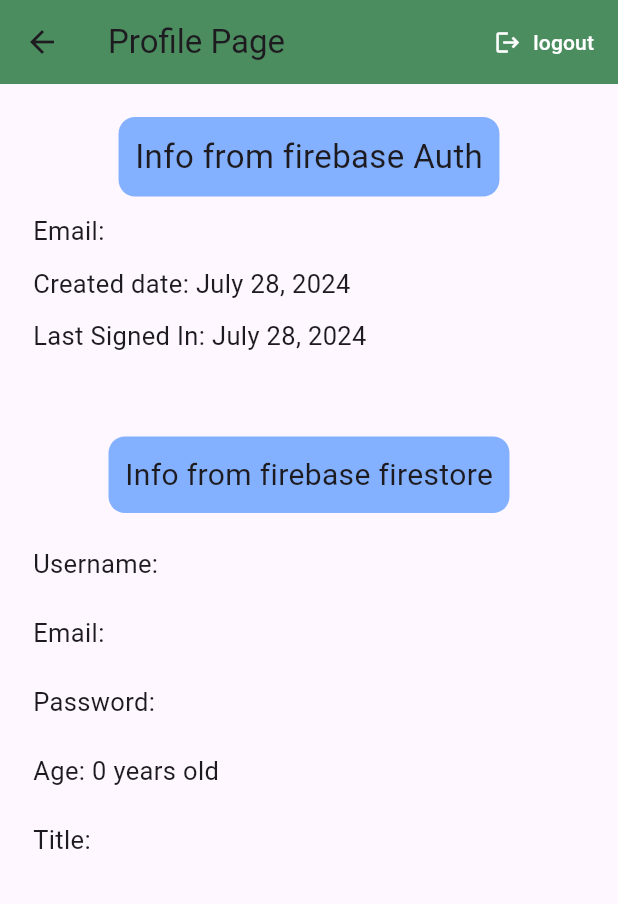
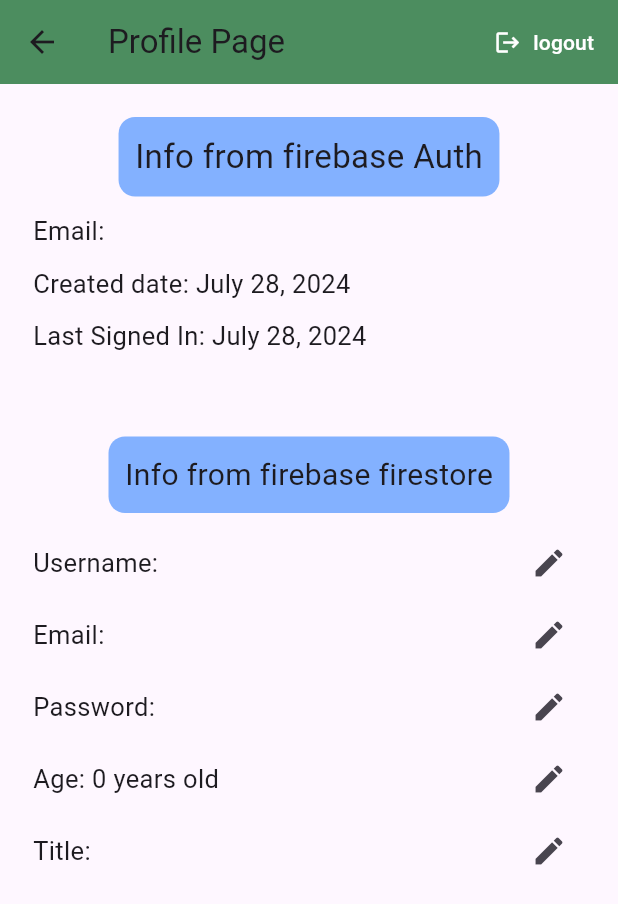
Before and after one commit to sherifshouaib/flower_app, a Flutter app: the screen it shows once a user with an empty profile is signed in, in the side drawer, after a tap on "Profile Page", on a phone screen of 412 x 824 dp. Shown: the top 904 px of the screen. Run offline on Flutter 3.47's test engine with Material 3 defaults, Android fonts, the phone set to English and light mode, and no system bars; our stand-ins replace cloud_firestore, firebase_auth, firebase_core, flutter_svg, google_sign_in; accounts and stored records are empty.

Commit message:
update_data_in_firestore

```diff
--- a/lib/pages/profile_page.dart
+++ b/lib/pages/profile_page.dart
@@ -42,6 +42,7 @@ class _ProfilePageState extends State<ProfilePage> {
       ),
       body: Padding(
         padding: const EdgeInsets.all(22),
+        child: SingleChildScrollView(
           child: Column(
             crossAxisAlignment: CrossAxisAlignment.start,
             children: [
@@ -116,6 +117,7 @@ class _ProfilePageState extends State<ProfilePage> {
             ],
           ),
         ),
+      ),
     );
   }
 }
--- a/lib/widgets/data_from_firestore.dart
+++ b/lib/widgets/data_from_firestore.dart
@@ -1,10 +1,78 @@
 import 'package:cloud_firestore/cloud_firestore.dart';
+import 'package:firebase_auth/firebase_auth.dart';
 import 'package:flutter/material.dart';
 
-class GetDataFromFirestore extends StatelessWidget {
+class GetDataFromFirestore extends StatefulWidget {
   final String documentId;
 
   const GetDataFromFirestore({super.key, required this.documentId});
+
+  @override
+  State<GetDataFromFirestore> createState() => _GetDataFromFirestoreState();
+}
+
+class _GetDataFromFirestoreState extends State<GetDataFromFirestore> {
+  CollectionReference users = FirebaseFirestore.instance.collection('userSSS');
+
+  final dialogUsernameController = TextEditingController();
+  final credential = FirebaseAuth.instance.currentUser;
+
+  myDialog(Map data, dynamic mykey) {
+    return showDialog(
+      context: context,
+      builder: (BuildContext context) {
+        return Dialog(
+          shape:
+              RoundedRectangleBorder(borderRadius: BorderRadius.circular(11)),
+          child: Container(
+            padding: EdgeInsets.all(22),
+            height: 200,
+            child: Column(
+              mainAxisAlignment: MainAxisAlignment.center,
+              children: [
+                TextField(
+                    controller: dialogUsernameController,
+                    maxLength: 20,
+                    decoration:
+                        InputDecoration(hintText: "  ${data[mykey]}   ")),
+                SizedBox(
+                  height: 5,
+                ),
+                Row(
+                  mainAxisAlignment: MainAxisAlignment.spaceAround,
+                  children: [
+                    TextButton(
+                        onPressed: () {
+                          users
+                              .doc(credential!.uid)
+                              .update({mykey: dialogUsernameController.text});
+
+                          setState(() {
+                            Navigator.pop(context);
+                          });
+                        },
+                        child: Text(
+                          "Edit",
+                          style: TextStyle(fontSize: 22),
+                        )),
+                    TextButton(
+                        onPressed: () {
+                          //  addnewtask();
+                          Navigator.pop(context);
+                        },
+                        child: Text(
+                          "Cancel",
+                          style: TextStyle(fontSize: 22),
+                        )),
+                  ],
+                ),
+              ],
+            ),
+          ),
+        );
+      },
+    );
+  }
 
   @override
   Widget build(BuildContext context) {
@@ -12,7 +80,7 @@ class GetDataFromFirestore extends StatelessWidget {
         FirebaseFirestore.instance.collection('userSSS');
 
     return FutureBuilder<DocumentSnapshot>(
-      future: users.doc(documentId).get(),
+      future: users.doc(widget.documentId).get(),
       builder:
           (BuildContext context, AsyncSnapshot<DocumentSnapshot> snapshot) {
         if (snapshot.hasError) {
@@ -30,39 +98,81 @@ class GetDataFromFirestore extends StatelessWidget {
             crossAxisAlignment: CrossAxisAlignment.start,
             children: [
               SizedBox(
-                height: 22,
+                height: 9,
               ),
+              Row(
+                mainAxisAlignment: MainAxisAlignment.spaceBetween,
+                children: [
                   Text(
                     "Username: ${data['username']}",
                     style: TextStyle(fontSize: 17),
                   ),
-              SizedBox(
-                height: 22,
+                  IconButton(
+                      onPressed: () {
+                        myDialog(data, 'username');
+                      },
+                      icon: Icon(Icons.edit)),
+                ],
               ),
+              Row(
+                mainAxisAlignment: MainAxisAlignment.spaceBetween,
+                children: [
                   Text(
                     "Email: ${data['email']}",
                     style: TextStyle(fontSize: 17),
                   ),
-              SizedBox(
-                height: 22,
+                  IconButton(
+                    onPressed: () {
+                      myDialog(data, 'email');
+                    },
+                    icon: Icon(Icons.edit),
                   ),
+                ],
+              ),
+              Row(
+                mainAxisAlignment: MainAxisAlignment.spaceBetween,
+                children: [
                   Text(
                     "Password: ${data['pass']}",
                     style: TextStyle(fontSize: 17),
                   ),
-              SizedBox(
-                height: 22,
+                  IconButton(
+                    onPressed: () {
+                      myDialog(data, 'pass');
+                    },
+                    icon: Icon(Icons.edit),
                   ),
+                ],
+              ),
+              Row(
+                mainAxisAlignment: MainAxisAlignment.spaceBetween,
+                children: [
                   Text(
                     "Age: ${data['age']} years old",
                     style: TextStyle(fontSize: 17),
                   ),
-              SizedBox(
-                height: 22,
+                  IconButton(
+                    onPressed: () {
+                      myDialog(data, 'age');
+                    },
+                    icon: Icon(Icons.edit),
                   ),
+                ],
+              ),
+              Row(
+                mainAxisAlignment: MainAxisAlignment.spaceBetween,
+                children: [
                   Text(
                     "Title: ${data['title']}",
                     style: TextStyle(fontSize: 17),
+                  ),
+                  IconButton(
+                    onPressed: () {
+                      myDialog(data, 'title');
+                    },
+                    icon: Icon(Icons.edit),
+                  ),
+                ],
               ),
             ],
           );
```
Lines whose indentation alone changed are shown as unchanged.
